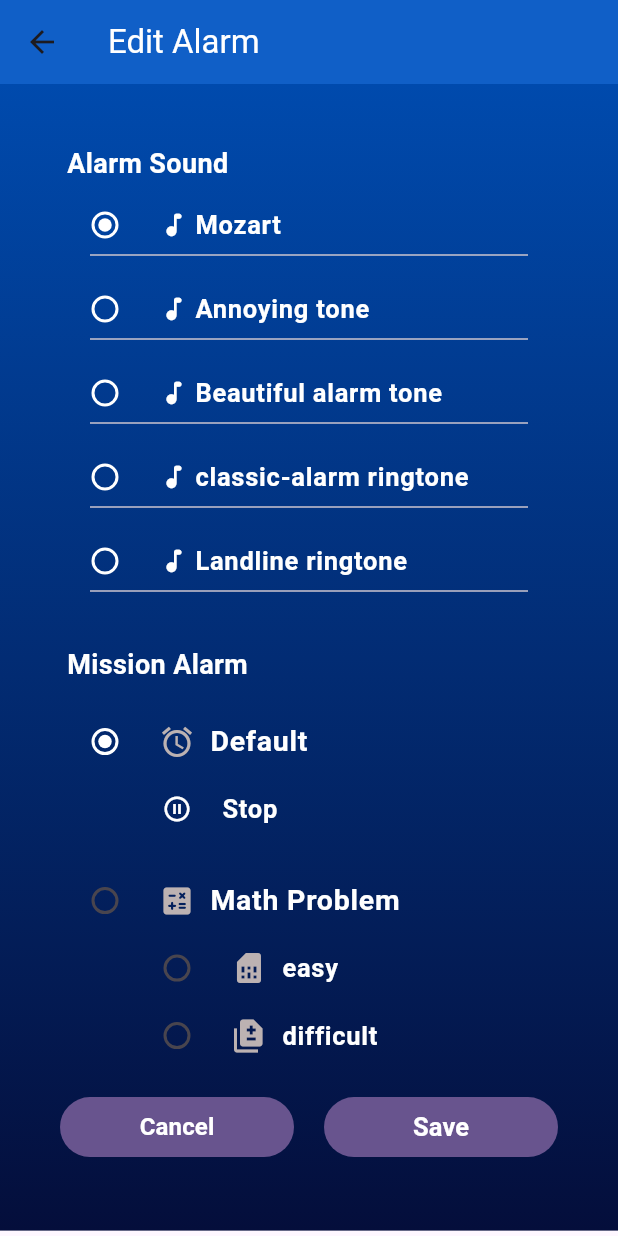
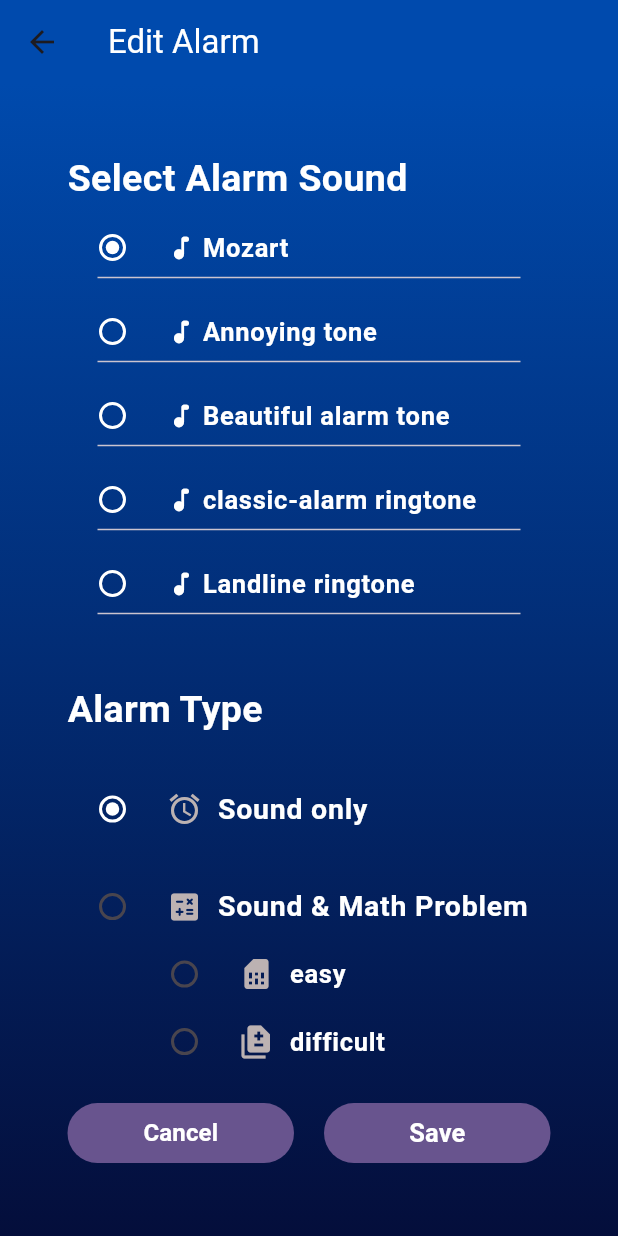
Before and after one commit to xrubaEid/2024-GP_4, a Flutter app: the ProfileScreen screen opened by its route, after a tap on "Edit Alarm", on a phone screen of 412 x 824 dp. Run offline on Flutter 3.47's test engine with Material 3 defaults, Android fonts, the phone set to English and light mode, and no system bars; our stand-ins replace audioplayers, cloud_firestore, firebase_auth, firebase_core, flutter_settings_screens, flutter_spinbox and 8 more; missing offline and left inert: alarm; accounts and stored records are empty.

Commit message:
after fix error in profile screen (:

```diff
--- a/sleepwell/lib/main.dart
+++ b/sleepwell/lib/main.dart
@@ -19,6 +19,7 @@ import 'package:sleepwell/signup/question.dart';
 late SharedPreferences prefs;
 Future<void> main() async {
 //
+  //final WidgetsBinding = WidgetsFlutterBinding.ensureInitialized();
   WidgetsFlutterBinding.ensureInitialized();
   // GetX local storege
   //await GetStorage.init();
@@ -27,7 +28,7 @@ Future<void> main() async {
   await Alarm.init(showDebugLogs: true);
 
 // GetX local storege
-// // await GetStorage.init();
+  // await GetStorage.init();
 //coenact to fire base
   await Firebase.initializeApp(options: DefaultFirebaseOptions.currentPlatform);
 
--- a/sleepwell/lib/screens/account_screen.dart
+++ b/sleepwell/lib/screens/account_screen.dart
@@ -72,17 +72,17 @@ class _AccountScreenState extends State<AccountScreen> {
                 child: Column(
                   mainAxisAlignment: MainAxisAlignment.start,
                   children: [
-                    SizedBox(height: 20),
+                    const SizedBox(height: 20),
                     Text(
                       'Email: $email',
-                      style: TextStyle(
+                      style: const TextStyle(
                         color: Colors.white,
                         fontSize: 20,
                       ),
                     ),
                     Text(
                       'Name: $firstName $lastName',
-                      style: TextStyle(
+                      style: const TextStyle(
                         color: Colors.white,
                         fontSize: 20,
                       ),
--- a/sleepwell/lib/screens/alarm_ring_with_equation_screen.dart
+++ b/sleepwell/lib/screens/alarm_ring_with_equation_screen.dart
@@ -8,17 +8,14 @@ class AlarmRingWithEquationScreen extends StatelessWidget {
   final AlarmSettings alarmSettings;
   final bool showEasyEquation;
 
-
   const AlarmRingWithEquationScreen({
     super.key,
     required this.alarmSettings,
     required this.showEasyEquation,
-
   });
 
   @override
   Widget build(BuildContext context) {
-
     return Scaffold(
       body: SafeArea(
         child: Column(
--- a/sleepwell/lib/screens/clockview.dart
+++ b/sleepwell/lib/screens/clockview.dart
@@ -1,5 +1,6 @@
 import 'dart:async';
 import 'dart:math';
+
 import 'package:flutter/material.dart';
 //import 'package:flutter_alarm_clock/app/data/theme_data.dart';
 
--- a/sleepwell/lib/screens/edite_alarm_screen.dart
+++ b/sleepwell/lib/screens/edite_alarm_screen.dart
@@ -55,7 +55,7 @@ class _EditAlarmScreenState extends State<EditAlarmScreen> {
           'Edit Alarm',
           style: TextStyle(color: Color.fromARGB(255, 255, 255, 255)),
         ),
-        backgroundColor: const Color.fromARGB(255, 16, 95, 199),
+        backgroundColor: Color(0xFF004AAD),
       ),
       body: Container(
         decoration: const BoxDecoration(
@@ -66,16 +66,16 @@ class _EditAlarmScreenState extends State<EditAlarmScreen> {
           ),
         ),
         child: Padding(
-          padding: const EdgeInsets.all(25.0),
+          padding: const EdgeInsets.all(30.0),
           child: ListView(
             padding: const EdgeInsets.symmetric(horizontal: 15),
             shrinkWrap: true,
             children: [
               const SizedBox(height: 15),
               const Text(
-                ' Alarm Sound',
+                'Select Alarm Sound',
                 style: TextStyle(
-                  fontSize: 18,
+                  fontSize: 25,
                   fontWeight: FontWeight.bold,
                   color: Color.fromARGB(255, 255, 255, 255),
                 ),
@@ -84,27 +84,27 @@ class _EditAlarmScreenState extends State<EditAlarmScreen> {
                   padding: const EdgeInsets.symmetric(horizontal: 10),
                   child: soundsWidget),
               // const Divider(),
-              const SizedBox(height: 20),
+              const SizedBox(height: 30),
 
               // choose the method of pause the alarm
               const Text(
-                ' Mission Alarm',
+                'Alarm Type',
                 style: TextStyle(
-                    fontSize: 18,
+                    fontSize: 25,
                     fontWeight: FontWeight.bold,
                     color: Color.fromARGB(255, 255, 255, 255)),
               ),
-              const SizedBox(height: 10),
+              const SizedBox(height: 20),
               getRadioListTile(
                 value: "Default",
                 groupValue: selectedMission,
                 onChanged: (value) =>
                     setState(() => selectedMission = value ?? "Default"),
                 padding: const EdgeInsets.symmetric(horizontal: 10),
-                title: 'Default',
+                title: 'Sound only',
                 icon: Icons.alarm,
               ),
-              const ListTile(
+              /* const ListTile(
                 contentPadding: EdgeInsets.symmetric(horizontal: 68),
                 leading: Icon(
                   Icons.pause_circle_outline_sharp,
@@ -119,8 +119,8 @@ class _EditAlarmScreenState extends State<EditAlarmScreen> {
                     color: Color.fromARGB(255, 255, 255, 255),
                   ),
                 ),
-              ),
-              const SizedBox(height: 5),
+              ),*/
+              const SizedBox(height: 20),
               getRadioListTile(
                 value: "Math Problem",
                 groupValue: selectedMission,
@@ -128,7 +128,7 @@ class _EditAlarmScreenState extends State<EditAlarmScreen> {
                     setState(() => selectedMission = value ?? "Default"),
                 padding: const EdgeInsets.symmetric(horizontal: 10),
                 icon: Icons.calculate_rounded,
-                title: 'Math Problem',
+                title: 'Sound & Math Problem',
               ),
               getRadioListTile(
                 value: "easy",
@@ -224,7 +224,7 @@ Widget getRadioListTile({
         children: [
           Icon(
             icon,
-            color:const Color.fromARGB(255, 188, 178, 178),
+            color: Color.fromARGB(255, 188, 178, 178),
           ),
           const SizedBox(width: 10),
           Text(
@@ -232,7 +232,7 @@ Widget getRadioListTile({
             style: TextStyle(
               fontSize: fontSize,
               fontWeight: FontWeight.bold,
-              color: const Color.fromARGB(255, 255, 255, 255),
+              color: Color.fromARGB(255, 255, 255, 255),
             ),
           ),
         ],
--- a/sleepwell/lib/screens/home_screen.dart
+++ b/sleepwell/lib/screens/home_screen.dart
@@ -1,12 +1,9 @@
 import 'dart:async';
 
-import 'package:alarm/alarm.dart';
 import 'package:alarm/model/alarm_settings.dart';
 import 'package:firebase_auth/firebase_auth.dart';
 import 'package:flutter/material.dart';
-import 'package:get/get.dart';
 import 'package:sleepwell/alarm.dart';
-import 'package:sleepwell/screens/alarm_ring_screen.dart';
 import 'package:sleepwell/screens/alarm_screen.dart';
 import 'package:sleepwell/screens/profile_screen.dart';
 
--- a/sleepwell/lib/screens/profile_screen.dart
+++ b/sleepwell/lib/screens/profile_screen.dart
@@ -102,7 +102,7 @@ class _ProfileScreenState extends State<ProfileScreen> {
                       AsyncSnapshot<DocumentSnapshot> snapshot) {
                     if (snapshot.connectionState == ConnectionState.waiting) {
                       // Show a loading indicator while fetching data
-                      return const CircularProgressIndicator();
+                      return CircularProgressIndicator();
                     } else if (snapshot.hasError) {
                       // Handle error state
                       return Text('Error: ${snapshot.error}');
@@ -119,7 +119,7 @@ class _ProfileScreenState extends State<ProfileScreen> {
                           if (firstName != null)
                             Text(
                               'Hi $firstName!',
-                              style: const TextStyle(
+                              style: TextStyle(
                                 color: Colors.white,
                                 fontSize: 30,
                                 fontWeight: FontWeight.bold,
@@ -132,7 +132,7 @@ class _ProfileScreenState extends State<ProfileScreen> {
                             color: const Color(0xffd5defe),
                             child: SettingsGroup(
                               title: 'Personal',
-                              titleTextStyle: const TextStyle(
+                              titleTextStyle: TextStyle(
                                 color: Colors.black,
                                 fontSize: 15,
                                 fontWeight: FontWeight.bold,
@@ -160,10 +160,10 @@ class _ProfileScreenState extends State<ProfileScreen> {
                         ),
                       ),*/
                           Container(
-                            color: const Color(0xffd5defe),
+                            color: Color(0xffd5defe),
                             child: SettingsGroup(
                               title: 'Setting',
-                              titleTextStyle: const TextStyle(
+                              titleTextStyle: TextStyle(
                                 color: Colors.black,
                                 fontSize: 15,
                                 fontWeight: FontWeight.bold,
@@ -177,10 +177,10 @@ class _ProfileScreenState extends State<ProfileScreen> {
                             ),
                           ),
                           Container(
-                            color: const Color(0xffd5defe),
+                            color: Color(0xffd5defe),
                             child: SettingsGroup(
                               title: 'Account Actions',
-                              titleTextStyle: const TextStyle(
+                              titleTextStyle: TextStyle(
                                 color: Colors.black,
                                 fontSize: 15,
                                 fontWeight: FontWeight.bold,
@@ -205,8 +205,8 @@ class _ProfileScreenState extends State<ProfileScreen> {
 
   Widget buildLogOut() => SimpleSettingsTile(
         title: 'Sign Out',
-        leading: const IconWidget(
-            icon: Icons.logout, color: Color.fromARGB(241, 230, 158, 3)),
+        leading: IconWidget(
+            icon: Icons.logout, color: const Color.fromARGB(241, 230, 158, 3)),
         onTap: () {
           showDialog(
             context: context,
@@ -255,19 +255,19 @@ class _ProfileScreenState extends State<ProfileScreen> {
 
   Widget Account() => SimpleSettingsTile(
         title: 'Account',
-        leading: const IconWidget(icon: Icons.person, color: Color(0xFF040E3B)),
+        leading: IconWidget(icon: Icons.person, color: const Color(0xFF040E3B)),
         onTap: () {
           Navigator.push(
             context,
-            MaterialPageRoute(builder: (context) => const AccountScreen()),
+            MaterialPageRoute(builder: (context) => AccountScreen()),
           );
         },
       );
 
   Widget AboutYou() => SimpleSettingsTile(
         title: 'About You',
-        leading: const IconWidget(
-            icon: Icons.assessment_outlined, color: Color(0xFF040E3B)),
+        leading: IconWidget(
+            icon: Icons.assessment_outlined, color: const Color(0xFF040E3B)),
         onTap: () {
           Navigator.push(
             context,
@@ -278,16 +278,16 @@ class _ProfileScreenState extends State<ProfileScreen> {
 
   Widget AlarmSound() => SimpleSettingsTile(
         title: 'Alarm Sound',
-        leading: const IconWidget(
-            icon: Icons.music_note_outlined, color: Color(0xFF040E3B)),
+        leading: IconWidget(
+            icon: Icons.music_note_outlined, color: const Color(0xFF040E3B)),
         onTap: () {
           // Handle alarm sound logic here
         },
       );
   Widget Feedback() => SimpleSettingsTile(
         title: 'Feedback',
-        leading: const IconWidget(
-            icon: Icons.brightness_3, color: Color(0xFF040E3B)),
+        leading: IconWidget(
+            icon: Icons.brightness_3, color: const Color(0xFF040E3B)),
         onTap: () {
           Navigator.push(
             context,
@@ -298,10 +298,10 @@ class _ProfileScreenState extends State<ProfileScreen> {
 
   Widget Snooze() => SimpleSettingsTile(
         title: 'Snooze',
-        leading: const IconWidget(icon: Icons.snooze, color: Color(0xFF040E3B)),
+        leading: IconWidget(icon: Icons.snooze, color: const Color(0xFF040E3B)),
         onTap: () {
           // Handle snooze logic
-          Get.dialog(const Dialog(
+          Get.dialog(Dialog(
             child: CounterWidget(),
           ));
         },
@@ -309,9 +309,9 @@ class _ProfileScreenState extends State<ProfileScreen> {
 
   Widget Sleepgoal() => SimpleSettingsTile(
         title: 'Sleep Goal',
-        leading: const IconWidget(
+        leading: IconWidget(
             icon: Icons.location_searching_sharp,
-            color: Color(0xFF040E3B)),
+            color: const Color(0xFF040E3B)),
         onTap: () {
           // Handle sign out logic here
         },
--- a/sleepwell/lib/widget/equation_widget.dart
+++ b/sleepwell/lib/widget/equation_widget.dart
@@ -2,10 +2,10 @@ import 'dart:async';
 
 import 'package:alarm/alarm.dart';
 import 'package:flutter/material.dart';
+import 'package:sleepwell/feedback/feedback_page.dart';
 import 'package:sleepwell/models/difficult_equation_model.dart';
 import 'package:sleepwell/models/easy_equation_model.dart';
 import 'package:sleepwell/models/equation_abstrat_model.dart';
-import 'package:sleepwell/feedback/feedback_page.dart';
 import 'package:sleepwell/screens/home_screen.dart';
 
 class EquationWidget extends StatefulWidget {
--- a/sleepwell/lib/widget/sounds_widget.dart
+++ b/sleepwell/lib/widget/sounds_widget.dart
@@ -1,6 +1,5 @@
 import 'package:audioplayers/audioplayers.dart';
 import 'package:flutter/material.dart';
-
 import 'package:sleepwell/models/list_of_music.dart';
 
 class SoundsWidget extends StatefulWidget {
```
Also changed, not shown: sleepwell/lib/screens/alarm_screen.dart (+52 -3 lines), sleepwell/lib/alarm.dart (line endings or trailing spaces), sleepwell/lib/profile/about_you_screen.dart (line endings or trailing spaces), sleepwell/lib/screens/alarm_ring_screen.dart (line endings or trailing spaces), sleepwell/lib/screens/alarm_run_Screen.dart (line endings or trailing spaces), sleepwell/lib/widget/counter_widget.dart (line endings or trailing spaces), sleepwell/lib/widget/square_tile.dart (line endings or trailing spaces), sleepwell/pubspec.yaml (line endings or trailing spaces).
